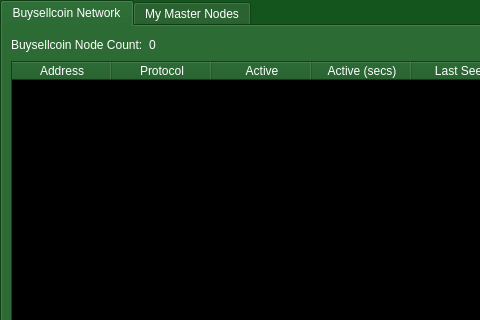
Above: src/qt/forms/masternodemanager.ui from zero24x/buysellcoin before the change; both pictures show x 0 to 480 and y 0 to 320 of the 723 by 457 pixel window. Below: the same form after it.
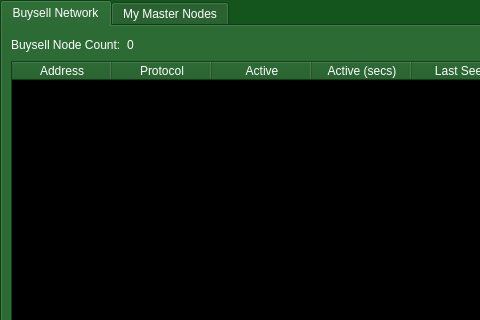
That is the form after the change. The open tabs and pages were chosen to show the change.

What changed in the file:
```diff
--- a/src/qt/forms/masternodemanager.ui
+++ b/src/qt/forms/masternodemanager.ui
@@ -453,7 +453,7 @@
        </property>
        <widget class="QWidget" name="tab">
         <attribute name="title">
-         <string>Buysellcoin Network</string>
+         <string>Buysell Network</string>
         </attribute>
         <layout class="QGridLayout" name="gridLayout">
          <item row="1" column="0">
@@ -513,7 +513,7 @@
            <item>
             <widget class="QLabel" name="label_2">
              <property name="text">
-              <string>Buysellcoin Node Count:</string>
+              <string>Buysell Node Count:</string>
              </property>
             </widget>
            </item>
```
